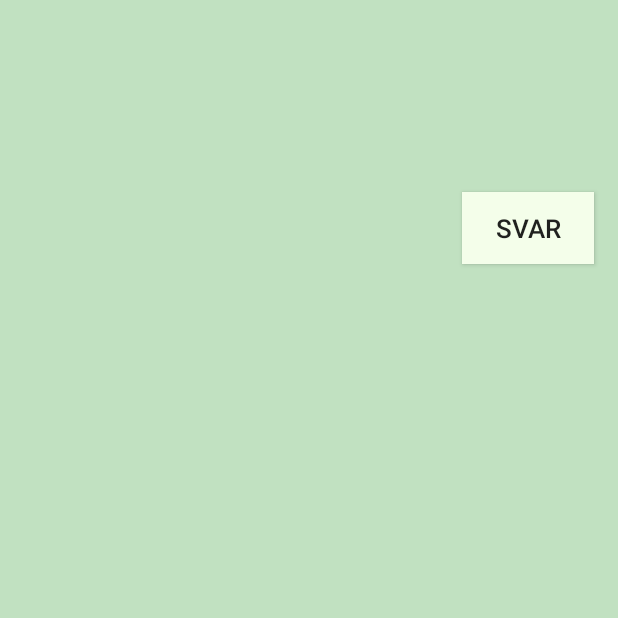
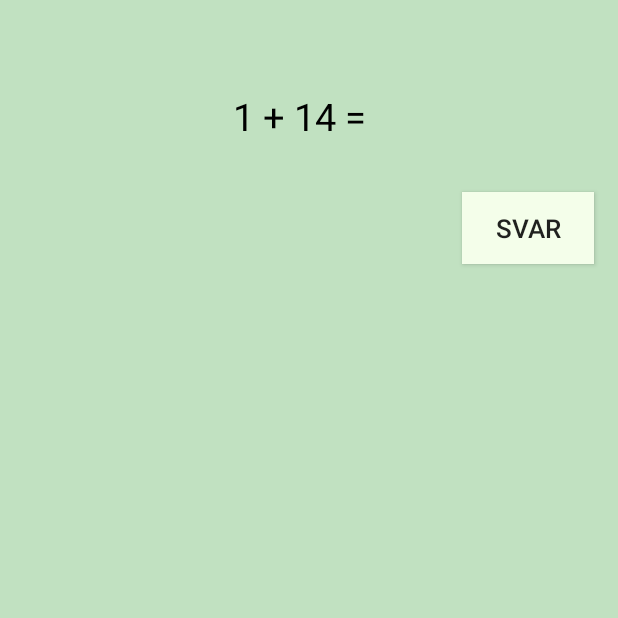
Before and after one commit to jorkop/Mappe1App, an Android app: the Start screen opened directly, with no data from a screen before it, after a tap on "Sletteknapp", on a phone screen of 412 x 824 dp, the top half of it. Run offline under Robolectric (Android 15) with nearby library versions, the phone set to English and light mode, and no system bars.

Commit message:
Start på spillfunksjoner

```diff
--- a/app/src/main/java/com/example/mappe1s344183s303045/Start.java
+++ b/app/src/main/java/com/example/mappe1s344183s303045/Start.java
@@ -38,6 +38,13 @@ public class Start extends AppCompatActivity implements View.OnClickListener{
         knapp0.setOnClickListener(this);
         ImageButton knapp10 = (ImageButton) findViewById(R.id.slettknapp);
         knapp10.setOnClickListener(this);
+        Button knapp11 = (Button) findViewById(R.id.svarknapp);
+        knapp11.setOnClickListener(this);
+
+
+        TextView tv = findViewById(R.id.spørsmål);
+        int x = (int) (Math.random() * 14 - 0);
+        tv.setText(getResources().getStringArray(R.array.regnestykker)[x]);
     }
 
     //Funksjonen onClick legger inn tall i inputfeltet fra knappene og sletter hvis slettknappen trykkes
@@ -86,5 +93,15 @@ public class Start extends AppCompatActivity implements View.OnClickListener{
         } catch (Exception e) {
             System.out.println("Could not set text " + e);
         }
+
+
+
+
+        if (v.getId() == R.id.svarknapp) {
+            String navn = getText(R.id.spørsmål).toString();
+            for (int i = 0; i < 15; i++) {
+
+            }
+        }
     }
 }
--- a/app/src/main/res/layout/startspill.xml
+++ b/app/src/main/res/layout/startspill.xml
@@ -8,6 +8,18 @@
     tools:context=".Start"
     android:background="@color/gronnbak">
 
+
+    <TextView
+        android:id="@+id/spørsmål"
+        android:layout_width="wrap_content"
+        android:layout_height="wrap_content"
+        android:layout_marginTop="60dp"
+        android:layout_marginEnd="168dp"
+        android:textColor="@color/black"
+        android:textSize="25sp"
+        app:layout_constraintRight_toRightOf="parent"
+        app:layout_constraintTop_toTopOf="parent">
+    </TextView>
 
     <TextView
         android:id="@+id/svartekst"
```
